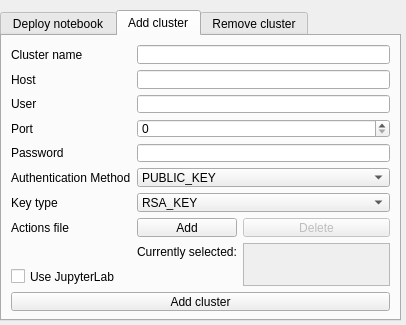
The window that gui/widgets_templates/gui.ui (intdata-bsc/idact-gui) describes before a commit, drawn with Qt 5.
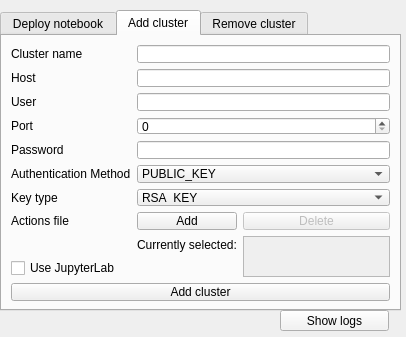
The same window after the commit.

Commit message: Add logs window

Patch:
```diff
--- a/gui/widgets_templates/gui.ui
+++ b/gui/widgets_templates/gui.ui
@@ -7,7 +7,7 @@
     <x>0</x>
     <y>0</y>
     <width>406</width>
-    <height>325</height>
+    <height>337</height>
    </rect>
   </property>
   <property name="windowTitle">
@@ -19,7 +19,7 @@
      <x>0</x>
      <y>10</y>
      <width>401</width>
-     <height>311</height>
+     <height>301</height>
     </rect>
    </property>
    <property name="currentIndex">
@@ -332,6 +332,22 @@
     </layout>
    </widget>
   </widget>
+  <widget class="QPushButton" name="show_logs_button">
+   <property name="geometry">
+    <rect>
+     <x>280</x>
+     <y>310</y>
+     <width>109</width>
+     <height>21</height>
+    </rect>
+   </property>
+   <property name="styleSheet">
+    <string notr="true">background-color: rgb(243, 243, 243)</string>
+   </property>
+   <property name="text">
+    <string>Show logs</string>
+   </property>
+  </widget>
  </widget>
  <tabstops>
   <tabstop>cluster_name_deployn_edit</tabstop>
```
Left out of the diff: 140 changed lines with no effect on the pictures. The commit also changes 3 other files.
